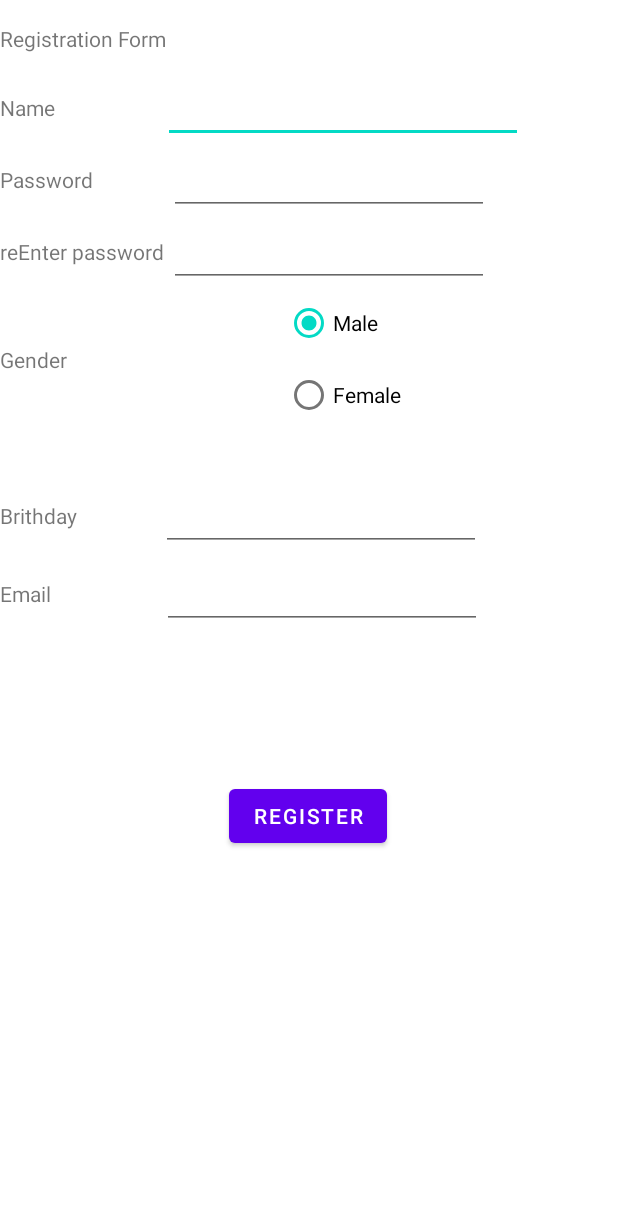
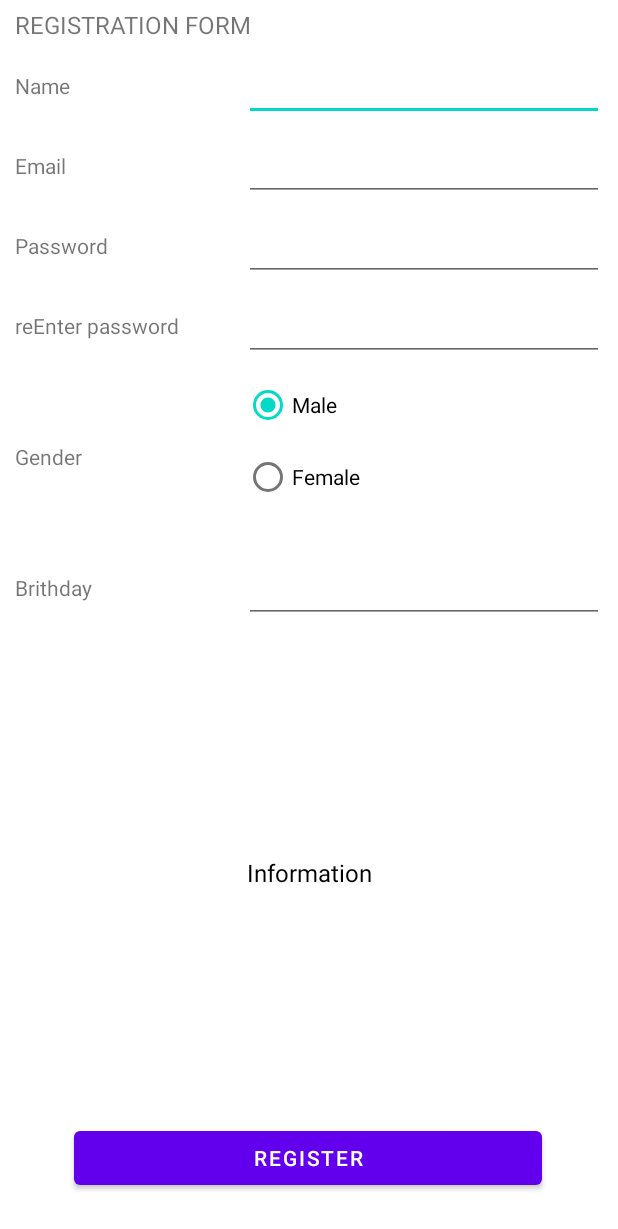
Before and after one commit to Ibrahim-FJ/Registration_Form, an Android app: the layout activity_main.xml on its own in the app's theme, with its tools: preview values and no code run, on a phone screen of 412 x 824 dp. Shown: the top 1229 px of the screen. Run offline under Robolectric (Android 15) with nearby library versions, the phone set to English and light mode, and no system bars.

Commit message:
Enhance the user interface

```diff
--- a/app/src/main/res/layout/activity_main.xml
+++ b/app/src/main/res/layout/activity_main.xml
@@ -10,6 +10,7 @@
         android:id="@+id/password_textView"
         android:layout_width="0dp"
         android:layout_height="wrap_content"
+        android:layout_marginStart="10dp"
         android:text="Password"
         app:layout_constraintBottom_toBottomOf="@+id/editTextTextEmailAddress"
         app:layout_constraintStart_toStartOf="parent"
@@ -19,8 +20,10 @@
         android:id="@+id/registration_form_textView"
         android:layout_width="wrap_content"
         android:layout_height="wrap_content"
-        android:layout_marginTop="16dp"
-        android:text="Registration Form"
+        android:layout_marginStart="10dp"
+        android:layout_marginTop="5dp"
+        android:text="REGISTRATION FORM"
+        android:textSize="16sp"
         app:layout_constraintStart_toStartOf="parent"
         app:layout_constraintTop_toTopOf="parent" />
 
@@ -28,6 +31,7 @@
         android:id="@+id/name_textView"
         android:layout_width="wrap_content"
         android:layout_height="wrap_content"
+        android:layout_marginStart="10dp"
         android:text="Name"
         app:layout_constraintBottom_toBottomOf="@+id/password_editText"
         app:layout_constraintStart_toStartOf="parent"
@@ -37,8 +41,8 @@
         android:id="@+id/password_editText"
         android:layout_width="240dp"
         android:layout_height="48dp"
-        android:layout_marginStart="72dp"
-        android:layout_marginTop="12dp"
+        android:layout_marginStart="116dp"
+        android:layout_marginTop="5dp"
         app:layout_constraintStart_toEndOf="@+id/name_textView"
         app:layout_constraintTop_toBottomOf="@+id/registration_form_textView"
         tools:ignore="SpeakableTextPresentCheck" />
@@ -47,6 +51,7 @@
         android:id="@+id/textView2"
         android:layout_width="wrap_content"
         android:layout_height="wrap_content"
+        android:layout_marginStart="10dp"
         android:text="reEnter password"
         app:layout_constraintBottom_toBottomOf="@+id/editTextTextEmailAddress2"
         app:layout_constraintStart_toStartOf="parent"
@@ -54,35 +59,35 @@
 
     <EditText
         android:id="@+id/editTextTextEmailAddress"
-        android:layout_width="wrap_content"
+        android:layout_width="240dp"
         android:layout_height="wrap_content"
-        android:layout_marginStart="4dp"
+        android:layout_marginTop="5dp"
         android:ems="10"
-        android:inputType="textEmailAddress"
+        android:inputType="textPassword"
         android:minHeight="48dp"
-        app:layout_constraintStart_toStartOf="@+id/password_editText"
-        app:layout_constraintTop_toBottomOf="@+id/password_editText"
+        app:layout_constraintStart_toStartOf="@+id/editTextTextEmailAddress3"
+        app:layout_constraintTop_toBottomOf="@+id/editTextTextEmailAddress3"
         tools:ignore="SpeakableTextPresentCheck" />
 
     <EditText
         android:id="@+id/editTextTextEmailAddress2"
-        android:layout_width="wrap_content"
+        android:layout_width="240dp"
         android:layout_height="wrap_content"
-        android:layout_marginStart="4dp"
+        android:layout_marginTop="5dp"
         android:ems="10"
-        android:inputType="textEmailAddress"
+        android:inputType="textPassword"
         android:minHeight="48dp"
-        app:layout_constraintStart_toStartOf="@+id/password_editText"
+        app:layout_constraintStart_toStartOf="@+id/editTextTextEmailAddress"
         app:layout_constraintTop_toBottomOf="@+id/editTextTextEmailAddress"
         tools:ignore="SpeakableTextPresentCheck" />
 
     <RadioGroup
         android:id="@+id/radioGroup"
-        android:layout_width="wrap_content"
-        android:layout_height="wrap_content"
+        android:layout_width="133dp"
+        android:layout_height="116dp"
+        android:layout_marginTop="5dp"
         android:checkedButton="@id/male_radioBt"
-        app:layout_constraintEnd_toEndOf="parent"
-        app:layout_constraintStart_toEndOf="@+id/textView3"
+        app:layout_constraintStart_toStartOf="@+id/editTextTextEmailAddress2"
         app:layout_constraintTop_toBottomOf="@+id/editTextTextEmailAddress2">
 
         <RadioButton
@@ -95,13 +100,15 @@
             android:id="@+id/female_radioBt"
             android:layout_width="match_parent"
             android:layout_height="wrap_content"
-            android:text="Female" />
+            android:text="Female"
+            tools:layout_editor_absoluteY="48dp" />
     </RadioGroup>
 
     <TextView
         android:id="@+id/textView3"
         android:layout_width="wrap_content"
         android:layout_height="wrap_content"
+        android:layout_marginStart="10dp"
         android:text="Gender"
         app:layout_constraintBottom_toBottomOf="@+id/radioGroup"
         app:layout_constraintStart_toStartOf="parent"
@@ -109,14 +116,13 @@
 
     <EditText
         android:id="@+id/editTextDate"
-        android:layout_width="wrap_content"
+        android:layout_width="240dp"
         android:layout_height="wrap_content"
-        android:layout_marginStart="56dp"
-        android:layout_marginTop="32dp"
+        android:layout_marginTop="5dp"
         android:ems="10"
         android:inputType="date"
         android:minHeight="48dp"
-        app:layout_constraintStart_toEndOf="@+id/textView4"
+        app:layout_constraintStart_toStartOf="@+id/radioGroup"
         app:layout_constraintTop_toBottomOf="@+id/radioGroup"
         tools:ignore="SpeakableTextPresentCheck" />
 
@@ -124,6 +130,7 @@
         android:id="@+id/textView4"
         android:layout_width="wrap_content"
         android:layout_height="wrap_content"
+        android:layout_marginStart="10dp"
         android:text="Brithday"
         app:layout_constraintBottom_toBottomOf="@+id/editTextDate"
         app:layout_constraintStart_toStartOf="parent"
@@ -131,30 +138,33 @@
 
     <Button
         android:id="@+id/register_button"
-        android:layout_width="wrap_content"
+        android:layout_width="312dp"
         android:layout_height="wrap_content"
+        android:layout_marginBottom="28dp"
         android:text="Register"
         app:layout_constraintBottom_toBottomOf="parent"
         app:layout_constraintEnd_toEndOf="parent"
-        app:layout_constraintHorizontal_bias="0.498"
-        app:layout_constraintStart_toStartOf="parent"
-        app:layout_constraintTop_toBottomOf="@+id/editTextDate"
-        app:layout_constraintVertical_bias="0.374" />
+        app:layout_constraintHorizontal_bias="0.494"
+        app:layout_constraintStart_toStartOf="parent" />
 
     <TextView
         android:id="@+id/textView5"
         android:layout_width="0dp"
-        android:layout_height="wrap_content"
-        android:gravity="center_horizontal"
-        app:layout_constraintBottom_toBottomOf="parent"
+        android:layout_height="0dp"
+        android:gravity="center"
+        android:textColor="#000000"
+        android:textSize="16sp"
+        app:layout_constraintBottom_toTopOf="@+id/register_button"
         app:layout_constraintEnd_toEndOf="parent"
         app:layout_constraintStart_toStartOf="parent"
-        app:layout_constraintTop_toBottomOf="@+id/register_button" />
+        app:layout_constraintTop_toBottomOf="@+id/editTextDate"
+        tools:text="Information" />
 
     <TextView
         android:id="@+id/textView7"
         android:layout_width="wrap_content"
         android:layout_height="wrap_content"
+        android:layout_marginStart="10dp"
         android:text="Email"
         app:layout_constraintBottom_toBottomOf="@+id/editTextTextEmailAddress3"
         app:layout_constraintStart_toStartOf="parent"
@@ -162,16 +172,14 @@
 
     <EditText
         android:id="@+id/editTextTextEmailAddress3"
-        android:layout_width="wrap_content"
+        android:layout_width="240dp"
         android:layout_height="wrap_content"
-        android:layout_marginTop="4dp"
+        android:layout_marginTop="5dp"
         android:ems="10"
         android:inputType="textEmailAddress"
         android:minHeight="48dp"
-        app:layout_constraintEnd_toEndOf="parent"
-        app:layout_constraintHorizontal_bias="0.451"
-        app:layout_constraintStart_toEndOf="@+id/textView7"
-        app:layout_constraintTop_toBottomOf="@+id/editTextDate"
+        app:layout_constraintStart_toStartOf="@+id/password_editText"
+        app:layout_constraintTop_toBottomOf="@+id/password_editText"
         tools:ignore="SpeakableTextPresentCheck" />
 
 
```
